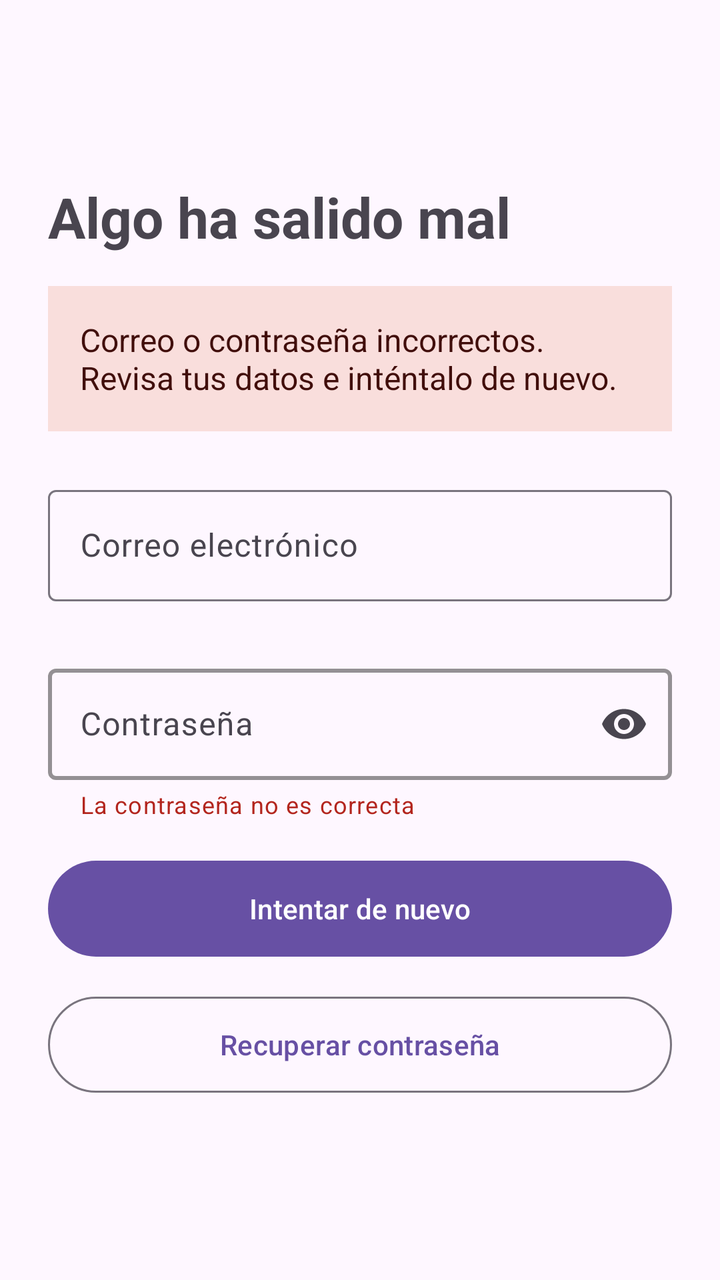
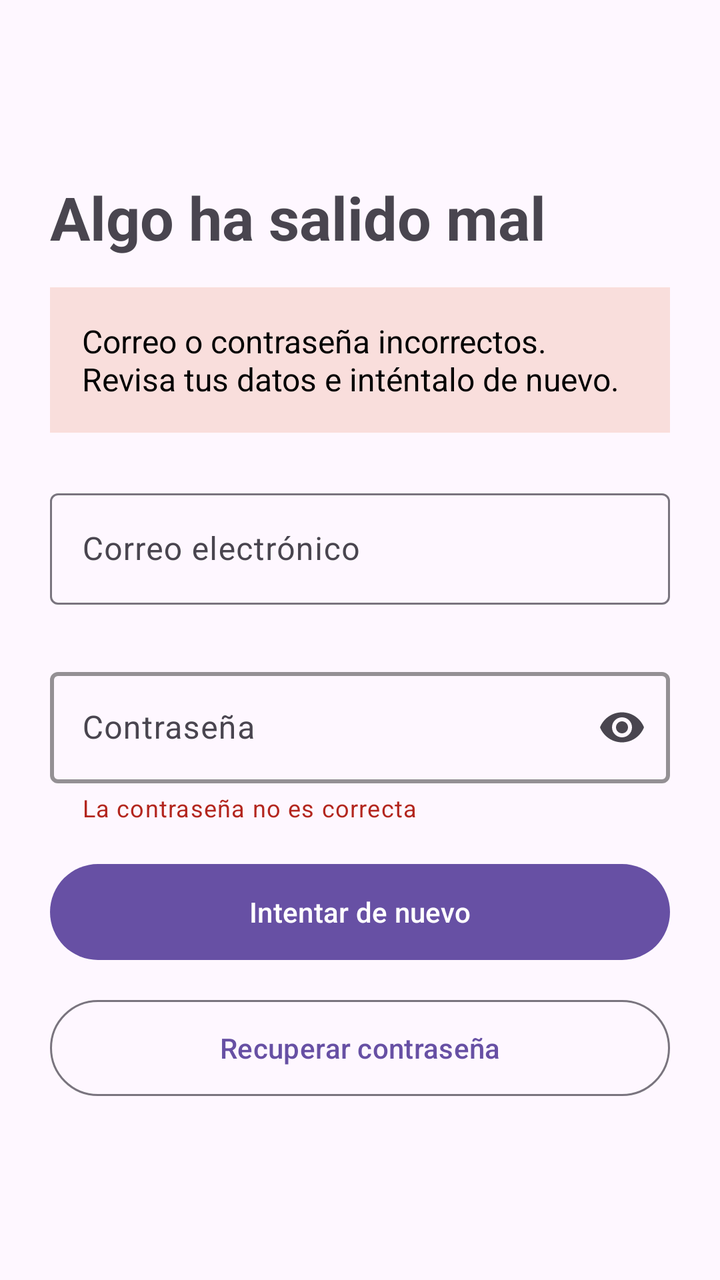

Before-and-after screenshots of an Android layout around one commit, followed by the original layout XML and the change that was made.
<!-- AndroidManifest.xml: application theme Theme.AppTienda -->
<!-- res/layout/error_screen.xml -->
<?xml version="1.0" encoding="utf-8"?>
<androidx.constraintlayout.widget.ConstraintLayout xmlns:android="http://schemas.android.com/apk/res/android"
    xmlns:app="http://schemas.android.com/apk/res-auto"
    android:id="@+id/main"
    android:layout_width="match_parent"
    android:layout_height="match_parent">

    <LinearLayout
        android:layout_width="0dp"
        android:layout_height="wrap_content"
        android:orientation="vertical"
        android:padding="24dp"
        app:layout_constraintBottom_toBottomOf="parent"
        app:layout_constraintEnd_toEndOf="parent"
        app:layout_constraintStart_toStartOf="parent"
        app:layout_constraintTop_toTopOf="parent">

        <TextView
            android:layout_width="match_parent"
            android:layout_height="wrap_content"
            android:text="@string/error_title"
            android:textSize="28sp"
            android:textStyle="bold"/>

        
        <TextView
            android:id="@+id/tvErrorBanner"
            android:layout_width="match_parent"
            android:layout_height="wrap_content"
            android:layout_marginTop="16dp"
            android:background="@color/error_banner"
            android:padding="16dp"
            android:text="@string/error_banner"
            android:textColor="@color/error_banner_text"
            android:textSize="16sp"/>

        
        <com.google.android.material.textfield.TextInputLayout
            style="@style/Widget.Material3.TextInputLayout.OutlinedBox"
            android:layout_width="match_parent"
            android:layout_height="wrap_content"
            android:layout_marginTop="24dp"
            android:hint="@string/login_email"
            app:errorEnabled="true">

            <com.google.android.material.textfield.TextInputEditText
                android:id="@+id/etErrEmail"
                android:layout_width="match_parent"
                android:layout_height="wrap_content"
                android:inputType="textEmailAddress"
                android:maxLines="1"/>
        </com.google.android.material.textfield.TextInputLayout>

        
        <com.google.android.material.textfield.TextInputLayout
            style="@style/Widget.Material3.TextInputLayout.OutlinedBox"
            android:layout_width="match_parent"
            android:layout_height="wrap_content"
            android:layout_marginTop="8dp"
            android:hint="@string/login_password"
            app:boxStrokeColor="@color/error"
            app:boxStrokeWidth="2dp"
            app:endIconMode="password_toggle"
            app:helperText="@string/error_password_helper"
            app:helperTextEnabled="true"
            app:helperTextTextColor="@color/error">

            <com.google.android.material.textfield.TextInputEditText
                android:id="@+id/etErrContraseña"
                android:layout_width="match_parent"
                android:layout_height="wrap_content"
                android:inputType="textPassword"
                android:maxLines="1"/>
        </com.google.android.material.textfield.TextInputLayout>

        <com.google.android.material.button.MaterialButton
            android:id="@+id/btnReintentar"
            android:layout_width="match_parent"
            android:layout_height="56dp"
            android:layout_marginTop="16dp"
            android:text="@string/error_retry"/>

        <com.google.android.material.button.MaterialButton
            android:id="@+id/btnErrorOlvidar"
            style="@style/Widget.Material3.Button.OutlinedButton"
            android:layout_width="match_parent"
            android:layout_height="56dp"
            android:layout_marginTop="12dp"
            android:text="@string/error_forgot"/>
    </LinearLayout>

</androidx.constraintlayout.widget.ConstraintLayout>
<!-- resources referenced by this layout -->
<resources>
  <color name="error">#B3261E</color>
  <color name="error_banner">#F9DEDC</color>
  <color name="error_banner_text">#410E0B</color>
  <string name="error_banner">Correo o contraseña incorrectos. Revisa tus datos e inténtalo de nuevo.</string>
  <string name="error_forgot">Recuperar contraseña</string>
  <string name="error_password_helper">La contraseña no es correcta</string>
  <string name="error_retry">Intentar de nuevo</string>
  <string name="error_title">Algo ha salido mal</string>
  <string name="login_email">Correo electrónico</string>
  <string name="login_password">Contraseña</string>
  <style name="Theme.AppTienda" parent="Base.Theme.AppTienda" />
  <style name="Base.Theme.AppTienda" parent="Theme.Material3.DayNight.NoActionBar">
          
          
      </style>
</resources>

<!-- the commit's change to res/layout/error_screen.xml (unified diff, before → after) -->
@@ -9,7 +9,7 @@
         android:layout_width="0dp"
         android:layout_height="wrap_content"
         android:orientation="vertical"
-        android:padding="24dp"
+        android:padding="25dp"
         app:layout_constraintBottom_toBottomOf="parent"
         app:layout_constraintEnd_toEndOf="parent"
         app:layout_constraintStart_toStartOf="parent"
@@ -19,7 +19,7 @@
             android:layout_width="match_parent"
             android:layout_height="wrap_content"
             android:text="@string/error_title"
-            android:textSize="28sp"
+            android:textSize="30sp"
             android:textStyle="bold"/>
 
         
@@ -27,11 +27,11 @@
             android:id="@+id/tvErrorBanner"
             android:layout_width="match_parent"
             android:layout_height="wrap_content"
-            android:layout_marginTop="16dp"
+            android:layout_marginTop="15dp"
             android:background="@color/error_banner"
             android:padding="16dp"
             android:text="@string/error_banner"
-            android:textColor="@color/error_banner_text"
+            android:textColor="@color/black"
             android:textSize="16sp"/>
 
         
@@ -39,7 +39,7 @@
             style="@style/Widget.Material3.TextInputLayout.OutlinedBox"
             android:layout_width="match_parent"
             android:layout_height="wrap_content"
-            android:layout_marginTop="24dp"
+            android:layout_marginTop="25dp"
             android:hint="@string/login_email"
             app:errorEnabled="true">
 
<!-- resource entries referenced after the edit -->
@@ -1,8 +1,8 @@
 <!-- resources referenced by this layout -->
 <resources>
+  <color name="black">#FF000000</color>
   <color name="error">#B3261E</color>
   <color name="error_banner">#F9DEDC</color>
-  <color name="error_banner_text">#410E0B</color>
   <string name="error_banner">Correo o contraseña incorrectos. Revisa tus datos e inténtalo de nuevo.</string>
   <string name="error_forgot">Recuperar contraseña</string>
   <string name="error_password_helper">La contraseña no es correcta</string>
